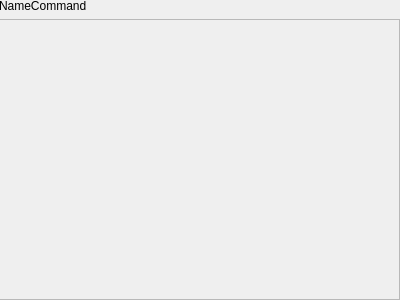
This is TestMyWidget/fulldescriptionwindow.ui in DizelforClaSS/Qt-project as Qt 5 draws it before an edit. The edited form follows.
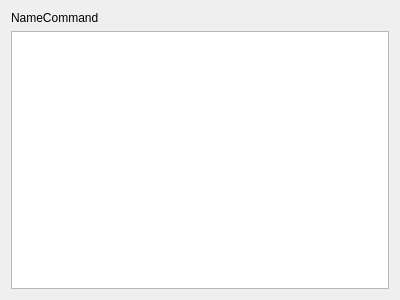
This is the edited form.

What changed in the file:
```diff
--- a/TestMyWidget/fulldescriptionwindow.ui
+++ b/TestMyWidget/fulldescriptionwindow.ui
@@ -18,22 +18,15 @@
   </property>
   <property name="maximumSize">
    <size>
-    <width>400</width>
-    <height>300</height>
+    <width>16777215</width>
+    <height>16777215</height>
    </size>
   </property>
   <property name="windowTitle">
    <string>Description</string>
   </property>
-  <widget class="QWidget" name="verticalLayoutWidget">
-   <property name="geometry">
-    <rect>
-     <x>-1</x>
-     <y>-1</y>
-     <width>401</width>
-     <height>301</height>
-    </rect>
-   </property>
+  <layout class="QGridLayout" name="gridLayout">
+   <item row="0" column="0">
    <layout class="QVBoxLayout" name="verticalLayout">
     <item>
      <widget class="QLabel" name="nameCommand">
@@ -45,12 +38,16 @@
     <item>
      <widget class="QTextEdit" name="Description">
       <property name="enabled">
-       <bool>false</bool>
-      </property>
+        <bool>true</bool>
+       </property>
+       <property name="readOnly">
+        <bool>true</bool>
+       </property>
      </widget>
     </item>
    </layout>
-  </widget>
+   </item>
+  </layout>
  </widget>
  <resources/>
  <connections/>
```
Lines whose indentation alone changed are shown as unchanged.
